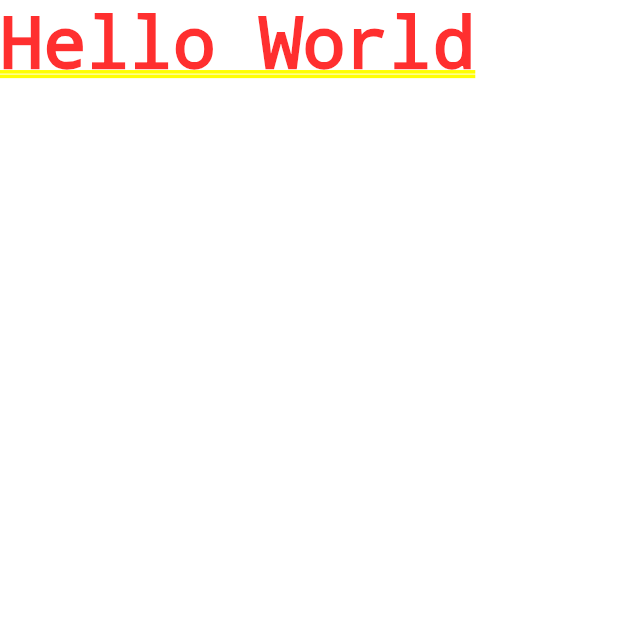
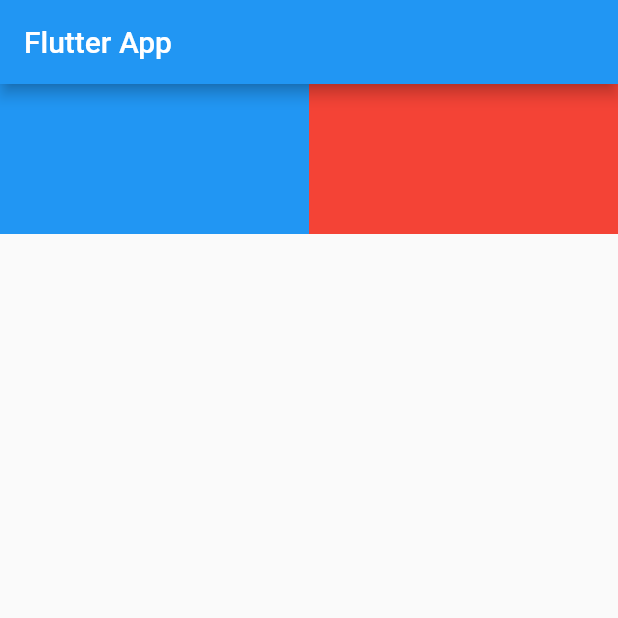
Before and after one commit to dipeshkoirala21/flutter_medium, a Flutter app: the screen it shows after launch, on a phone screen of 412 x 824 dp, the top half of it. Run offline on Flutter 3.47's test engine with Material 2 defaults, Android fonts, the phone set to English and light mode, and no system bars.

Commit message:
feat: expanded

```diff
--- a/lib/main.dart
+++ b/lib/main.dart
@@ -28,16 +28,27 @@ class MyHomePage extends StatefulWidget {
 }
 
 class _MyHomePageState extends State<MyHomePage> {
-
   @override
   Widget build(BuildContext context) {
-
-    return SafeArea(
-        child:
-            Container(
-              color: Colors.white,
-              child: const Text("Hello World")
-              )
-              );
+    return Scaffold(
+        appBar: AppBar(
+          title: const Text('Flutter App'),
+        ),
+        body: Row(
+          children: [
+            Expanded(
+                flex: 1,
+                child: Container(
+                  height: 100,
+                  color: Colors.blue,
+                )),
+            Expanded(
+                flex: 1,
+                child: Container(
+                  height: 100,
+                  color: Colors.red,
+                ))
+          ],
+        ));
   }
 }
```
